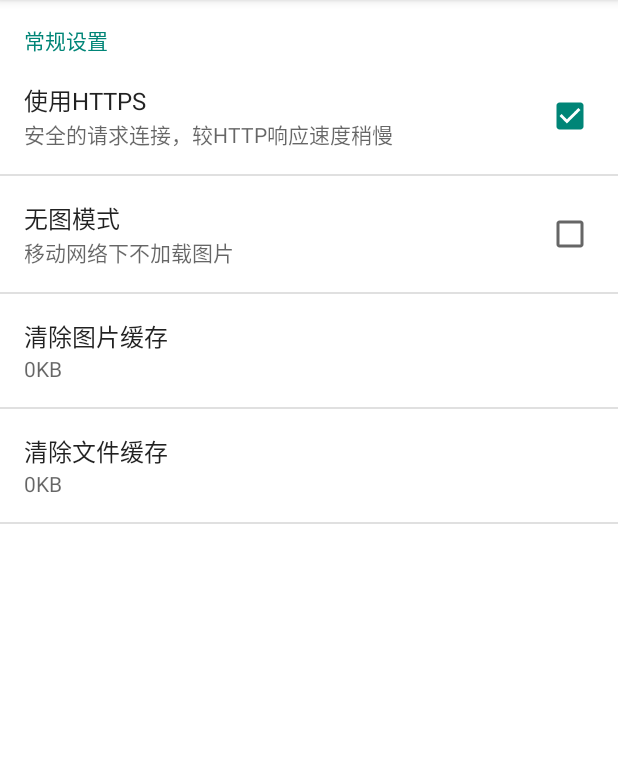
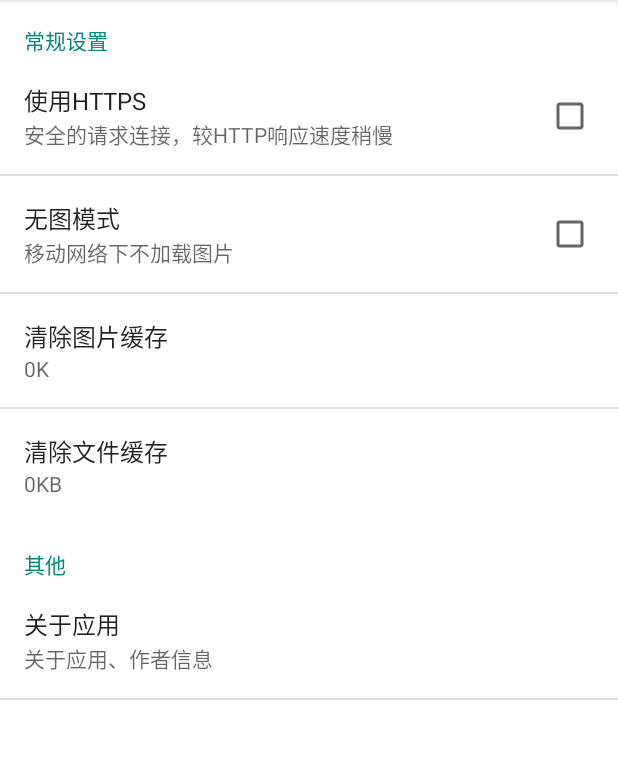
Before and after one commit to aquarius520/simple-v2ex-client, an Android app: the fragment SettingFragment shown on its own in the app's theme, on a phone screen of 412 x 824 dp, the part 84-843 px from its top. Run offline under Robolectric (Android 15) with nearby library versions, the phone set to English and light mode, and no system bars.

Commit message:
清除图片缓存

```diff
--- a/app/src/main/java/com/aquarius/simplev2ex/SettingFragment.java
+++ b/app/src/main/java/com/aquarius/simplev2ex/SettingFragment.java
@@ -1,24 +1,83 @@
 package com.aquarius.simplev2ex;
 
-import android.app.Fragment;
-import android.content.Context;
+import android.app.AlertDialog;
+import android.content.DialogInterface;
+import android.content.SharedPreferences;
+import android.os.AsyncTask;
 import android.os.Bundle;
+import android.preference.CheckBoxPreference;
+import android.preference.Preference;
 import android.preference.PreferenceFragment;
-import android.support.annotation.Nullable;
-import android.view.LayoutInflater;
-import android.view.View;
-import android.view.ViewGroup;
-import android.widget.TextView;
+
+import com.aquarius.simplev2ex.config.AppConfig;
+import com.aquarius.simplev2ex.util.Constants;
+import com.aquarius.simplev2ex.util.FileUtil;
+import com.aquarius.simplev2ex.util.GlideUtil;
 
 /**
  * Created by aquarius on 2017/8/6.
  */
 public class SettingFragment extends PreferenceFragment {
 
+    SharedPreferences mPreferences;
+    CheckBoxPreference mHttpsPref;
+    Preference mImageCachePref;
+    Preference mFileCachePref;
 
     @Override
     public void onCreate(Bundle savedInstanceState) {
         super.onCreate(savedInstanceState);
         addPreferencesFromResource(R.xml.settings);
+
+        mPreferences = AppConfig.getSharedPreference(getActivity());
+
+        mHttpsPref = (CheckBoxPreference)findPreference("pref_use_https");
+        mHttpsPref.setChecked(AppConfig.isHttps());
+        mHttpsPref.setOnPreferenceClickListener(new Preference.OnPreferenceClickListener() {
+            @Override
+            public boolean onPreferenceClick(Preference preference) {
+                AppConfig.writeToPreference(getActivity(), Constants.KEY_USE_HTTPS, mHttpsPref.isChecked());
+                return true;
+            }
+        });
+
+        mImageCachePref = findPreference("pref_clear_img_cache");
+        mImageCachePref.setSummary(FileUtil.getFileSize(FileUtil.getCacheSize(getActivity())));
+        mImageCachePref.setOnPreferenceClickListener(new Preference.OnPreferenceClickListener() {
+            @Override
+            public boolean onPreferenceClick(Preference preference) {
+                AlertDialog dialog = new AlertDialog.Builder(getActivity()).setTitle("提示")
+                        .setMessage("确认清除图片缓存吗？")
+                        .setNegativeButton(android.R.string.cancel, new DialogInterface.OnClickListener() {
+                            @Override
+                            public void onClick(DialogInterface dialog, int which) {
+
+                            }
+                        })
+                        .setPositiveButton(android.R.string.ok, new DialogInterface.OnClickListener() {
+                            @Override
+                            public void onClick(DialogInterface dialog, int which) {
+                                new AsyncTask<Void, Void, Void>() {
+                                    @Override
+                                    protected Void doInBackground(Void... params) {
+                                        GlideUtil.clearDiskCache(getActivity());
+                                        return null;
+                                    }
+
+                                    @Override
+                                    protected void onPostExecute(Void aVoid) {
+                                        mImageCachePref.setSummary("0K");
+                                    }
+                                }.execute();
+                                }
+                            })
+                        .create();
+                dialog.show();
+                return true;
+            }
+        });
+
+
     }
+
 }
--- a/app/src/main/java/com/aquarius/simplev2ex/config/AppConfig.java
+++ b/app/src/main/java/com/aquarius/simplev2ex/config/AppConfig.java
@@ -4,13 +4,16 @@ import android.content.Context;
 import android.content.SharedPreferences;
 import android.preference.PreferenceManager;
 
+import com.aquarius.simplev2ex.V2exApplication;
+import com.aquarius.simplev2ex.util.Constants;
+
 /**
  * Created by aquarius on 2017/8/7.
  */
 public class AppConfig {
 
-    public static boolean connectViaHttps() {
-        return true;
+    public static boolean isHttps() {
+        return readPreference(V2exApplication.getInstance(), Constants.KEY_USE_HTTPS, false);
     }
 
     // 移动网络下是否加载图片
--- a/app/src/main/java/com/aquarius/simplev2ex/core/V2exManager.java
+++ b/app/src/main/java/com/aquarius/simplev2ex/core/V2exManager.java
@@ -48,7 +48,7 @@ public class V2exManager {
     private static final String API_TOPIC_PATH = "/api/topics/show.json";
 
     public static String getBaseUrl() {
-        return AppConfig.connectViaHttps() ?  BASE_HTTPS_URL : BASE_HTTP_URL;
+        return AppConfig.isHttps() ?  BASE_HTTPS_URL : BASE_HTTP_URL;
     }
 
     /**
--- a/app/src/main/java/com/aquarius/simplev2ex/util/Constants.java
+++ b/app/src/main/java/com/aquarius/simplev2ex/util/Constants.java
@@ -36,4 +36,6 @@ public class Constants {
 
     // preference 配置
     public static final String KEY_LAST_REFRESH_NODES_TIME = "last_refresh_nodes_time";
+    public static final String KEY_USE_HTTPS = "use_https";
+
 }
--- a/app/src/main/java/com/aquarius/simplev2ex/util/FileUtil.java
+++ b/app/src/main/java/com/aquarius/simplev2ex/util/FileUtil.java
@@ -97,9 +97,53 @@ public class FileUtil {
     /**
      * 检查文件是否存在
      */
-
     public static boolean checkFileExist(String path) {
         return new File(path).exists();
     }
 
+    // 获得某个目录下文件的大小
+    public static long getFileSizeOfDir(File dir) {
+        if (dir == null) {
+            return 0;
+        }
+        if (!dir.isDirectory()) {
+            return 0;
+        }
+
+        long dirSize = 0;
+        File[] files = dir.listFiles();
+        for (File file : files) {
+            if (file.isFile()) {
+                dirSize += file.length();
+            }else if (file.isDirectory()){
+                dirSize += getFileSizeOfDir(file);
+            }
+        }
+        return dirSize;
+    }
+
+    public static String getFileSize(long size) {
+        if(size < 0) return "0K";
+        java.text.DecimalFormat df = new java.text.DecimalFormat("##.##");
+        float count = (float) size / 1024;
+        if (count >= 1024) {
+            return df.format(count / 1024) + "M";
+        } else {
+            return df.format(count) + "K";
+        }
+    }
+
+    public static long getCacheSize(Context context){
+        long fileSize = 0;
+        File cacheDir = context.getCacheDir();
+        fileSize += getFileSizeOfDir(cacheDir);
+        return fileSize;
+    }
+
+    public static long getFileCache(Context context) {
+        long fileSize = 0;
+        File filesDir = context.getFilesDir();
+        fileSize += getFileSizeOfDir(filesDir);
+        return fileSize;
+    }
 }
--- a/app/src/main/res/values/strings.xml
+++ b/app/src/main/res/values/strings.xml
@@ -42,5 +42,8 @@
     <string name="setting_use_https_summary">安全的请求连接，较HTTP响应速度稍慢</string>
     <string name="settings_clear_img_cache">清除图片缓存</string>
     <string name="settings_clear_file_cache">清除文件缓存</string>
+    <string name="settings_more">其他</string>
+    <string name="settings_about">关于应用</string>
+    <string name="settings_about_summary">关于应用、作者信息</string>
 
 </resources>
--- a/app/src/main/res/xml/settings.xml
+++ b/app/src/main/res/xml/settings.xml
@@ -5,7 +5,6 @@
         android:title="@string/setting_main">
 
         <CheckBoxPreference
-            android:defaultValue="true"
             android:key="pref_use_https"
             android:title="@string/setting_use_https"
             android:summary="@string/setting_use_https_summary"/>
@@ -29,19 +28,8 @@
 
     </PreferenceCategory>
 
-   <!-- <PreferenceCategory
+   <PreferenceCategory
         android:title="@string/settings_more">
-
-        <Preference
-            android:key="pref_check_update"
-            android:title="@string/settings_check_update"
-            android:summary="@string/settings_check_update_summary"/>
-
-        <Preference
-            android:key="pref_feedback"
-            android:title="@string/settings_feedback"
-            android:summary="@string/settings_feedback_summary"/>
-
         <Preference
             android:key="pref_about"
             android:title="@string/settings_about"
```
